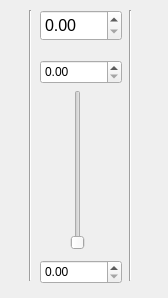
First picture: the form in src/ui/widgets/SmartSlider.ui, repository Blitblank/metabalus, before the edit.
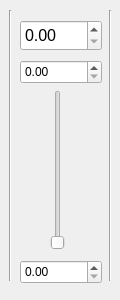
Second picture: the form after the edit.

```diff
--- a/src/ui/widgets/SmartSlider.ui
+++ b/src/ui/widgets/SmartSlider.ui
@@ -6,22 +6,34 @@
    <rect>
     <x>0</x>
     <y>0</y>
-    <width>168</width>
-    <height>298</height>
+    <width>120</width>
+    <height>300</height>
    </rect>
   </property>
+  <property name="sizePolicy">
+   <sizepolicy hsizetype="Preferred" vsizetype="Preferred">
+    <horstretch>0</horstretch>
+    <verstretch>0</verstretch>
+   </sizepolicy>
+  </property>
   <property name="windowTitle">
    <string>Form</string>
   </property>
   <widget class="QSlider" name="slider">
    <property name="geometry">
     <rect>
-     <x>70</x>
+     <x>50</x>
      <y>90</y>
      <width>16</width>
      <height>160</height>
     </rect>
    </property>
+   <property name="sizePolicy">
+    <sizepolicy hsizetype="Fixed" vsizetype="Preferred">
+     <horstretch>0</horstretch>
+     <verstretch>0</verstretch>
+    </sizepolicy>
+   </property>
    <property name="orientation">
     <enum>Qt::Orientation::Vertical</enum>
    </property>
@@ -32,32 +44,50 @@
   <widget class="QDoubleSpinBox" name="spinMin">
    <property name="geometry">
     <rect>
-     <x>40</x>
+     <x>20</x>
      <y>260</y>
      <width>82</width>
      <height>24</height>
     </rect>
    </property>
+   <property name="sizePolicy">
+    <sizepolicy hsizetype="Minimum" vsizetype="Preferred">
+     <horstretch>0</horstretch>
+     <verstretch>0</verstretch>
+    </sizepolicy>
+   </property>
   </widget>
   <widget class="QDoubleSpinBox" name="spinMax">
    <property name="geometry">
     <rect>
-     <x>40</x>
+     <x>20</x>
      <y>60</y>
      <width>82</width>
      <height>24</height>
     </rect>
    </property>
+   <property name="sizePolicy">
+    <sizepolicy hsizetype="Minimum" vsizetype="Preferred">
+     <horstretch>0</horstretch>
+     <verstretch>0</verstretch>
+    </sizepolicy>
+   </property>
   </widget>
   <widget class="QDoubleSpinBox" name="spinValue">
    <property name="geometry">
     <rect>
-     <x>40</x>
-     <y>10</y>
+     <x>20</x>
+     <y>20</y>
      <width>82</width>
      <height>31</height>
     </rect>
    </property>
+   <property name="sizePolicy">
+    <sizepolicy hsizetype="Minimum" vsizetype="Preferred">
+     <horstretch>0</horstretch>
+     <verstretch>0</verstretch>
+    </sizepolicy>
+   </property>
    <property name="font">
     <font>
      <pointsize>12</pointsize>
@@ -67,12 +97,18 @@
   <widget class="Line" name="line">
    <property name="geometry">
     <rect>
-     <x>20</x>
+     <x>0</x>
      <y>10</y>
      <width>20</width>
      <height>271</height>
     </rect>
    </property>
+   <property name="sizePolicy">
+    <sizepolicy hsizetype="Fixed" vsizetype="Preferred">
+     <horstretch>0</horstretch>
+     <verstretch>0</verstretch>
+    </sizepolicy>
+   </property>
    <property name="orientation">
     <enum>Qt::Orientation::Vertical</enum>
    </property>
@@ -80,12 +116,18 @@
   <widget class="Line" name="line_2">
    <property name="geometry">
     <rect>
-     <x>120</x>
+     <x>100</x>
      <y>10</y>
      <width>20</width>
      <height>271</height>
     </rect>
    </property>
+   <property name="sizePolicy">
+    <sizepolicy hsizetype="Fixed" vsizetype="Preferred">
+     <horstretch>0</horstretch>
+     <verstretch>0</verstretch>
+    </sizepolicy>
+   </property>
    <property name="orientation">
     <enum>Qt::Orientation::Vertical</enum>
    </property>
```
